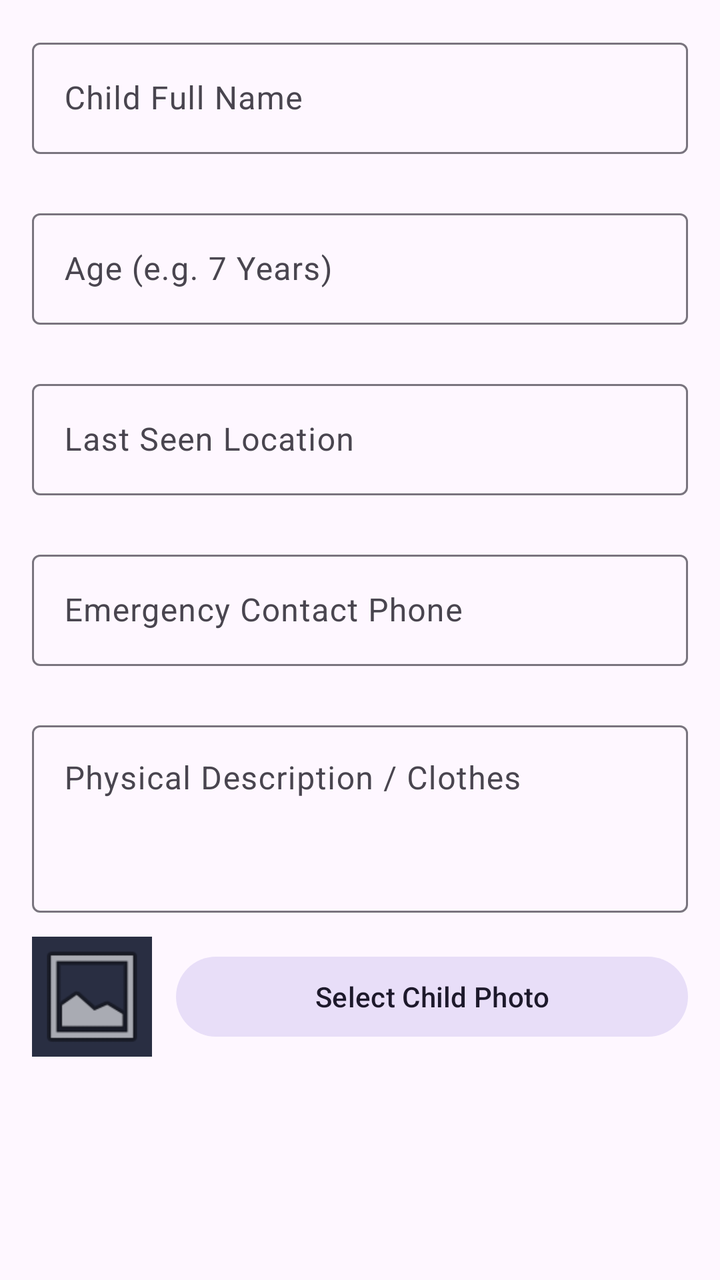
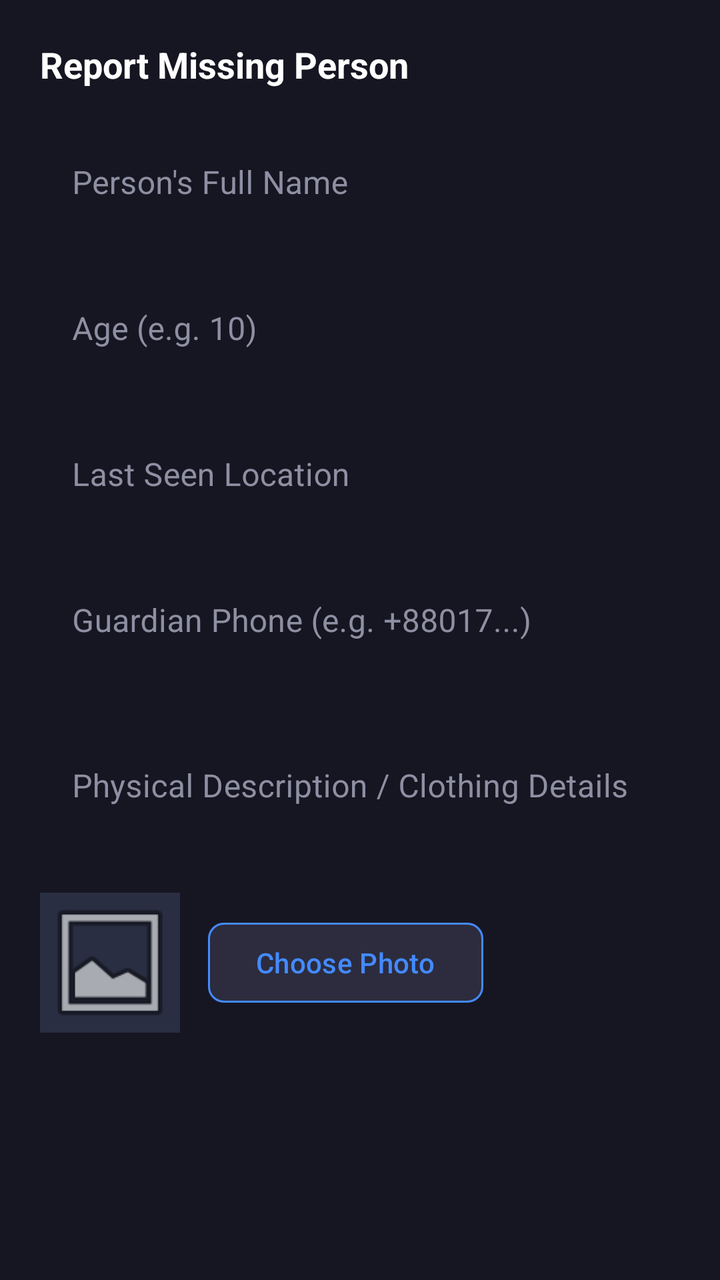

An Android layout rendered at two revisions. The XML below is the earlier revision; the diff shows what the commit changed to produce the second picture.
<!-- AndroidManifest.xml: application theme Theme.SafeGuardSOSFinal -->
<!-- res/layout/dialog_add_missing_child.xml -->
<?xml version="1.0" encoding="utf-8"?>
<ScrollView xmlns:android="http://schemas.android.com/apk/res/android"
    xmlns:app="http://schemas.android.com/apk/res-auto"
    xmlns:tools="http://schemas.android.com/tools"
    android:layout_width="match_parent"
    android:layout_height="wrap_content"
    android:importantForAutofill="noExcludeDescendants"
    android:padding="16dp"
    tools:targetApi="o">

    <LinearLayout
        android:layout_width="match_parent"
        android:layout_height="wrap_content"
        android:importantForAutofill="noExcludeDescendants"
        android:orientation="vertical"
        tools:targetApi="o">

        
        <com.google.android.material.textfield.TextInputLayout
            android:id="@+id/tilChildName"
            style="@style/Widget.Material3.TextInputLayout.OutlinedBox"
            android:layout_width="match_parent"
            android:layout_height="wrap_content"
            android:hint="Child Full Name"
            app:errorEnabled="true">

            <com.google.android.material.textfield.TextInputEditText
                android:id="@+id/etDialogChildName"
                android:layout_width="match_parent"
                android:layout_height="wrap_content"
                android:importantForAutofill="no"
                android:inputType="textPersonName|textCapWords"
                tools:targetApi="o" />
        </com.google.android.material.textfield.TextInputLayout>

        
        <com.google.android.material.textfield.TextInputLayout
            android:id="@+id/tilChildAge"
            style="@style/Widget.Material3.TextInputLayout.OutlinedBox"
            android:layout_width="match_parent"
            android:layout_height="wrap_content"
            android:layout_marginTop="4dp"
            android:hint="Age (e.g. 7 Years)"
            app:errorEnabled="true">

            <com.google.android.material.textfield.TextInputEditText
                android:id="@+id/etDialogChildAge"
                android:layout_width="match_parent"
                android:layout_height="wrap_content"
                android:importantForAutofill="no"
                android:inputType="text"
                tools:targetApi="o" />
        </com.google.android.material.textfield.TextInputLayout>

        
        <com.google.android.material.textfield.TextInputLayout
            android:id="@+id/tilChildLocation"
            style="@style/Widget.Material3.TextInputLayout.OutlinedBox"
            android:layout_width="match_parent"
            android:layout_height="wrap_content"
            android:layout_marginTop="4dp"
            android:hint="Last Seen Location"
            app:errorEnabled="true">

            <com.google.android.material.textfield.TextInputEditText
                android:id="@+id/etDialogChildLocation"
                android:layout_width="match_parent"
                android:layout_height="wrap_content"
                android:importantForAutofill="no"
                android:inputType="textPostalAddress|textCapSentences"
                tools:targetApi="o" />
        </com.google.android.material.textfield.TextInputLayout>

        
        <com.google.android.material.textfield.TextInputLayout
            android:id="@+id/tilChildPhone"
            style="@style/Widget.Material3.TextInputLayout.OutlinedBox"
            android:layout_width="match_parent"
            android:layout_height="wrap_content"
            android:layout_marginTop="4dp"
            android:hint="Emergency Contact Phone"
            app:errorEnabled="true">

            <com.google.android.material.textfield.TextInputEditText
                android:id="@+id/etDialogChildPhone"
                android:layout_width="match_parent"
                android:layout_height="wrap_content"
                android:importantForAutofill="no"
                android:inputType="phone"
                tools:targetApi="o" />
        </com.google.android.material.textfield.TextInputLayout>

        
        <com.google.android.material.textfield.TextInputLayout
            android:id="@+id/tilChildDesc"
            style="@style/Widget.Material3.TextInputLayout.OutlinedBox"
            android:layout_width="match_parent"
            android:layout_height="wrap_content"
            android:layout_marginTop="4dp"
            android:hint="Physical Description / Clothes">

            <com.google.android.material.textfield.TextInputEditText
                android:id="@+id/etDialogChildDesc"
                android:layout_width="match_parent"
                android:layout_height="wrap_content"
                android:gravity="top|start"
                android:importantForAutofill="no"
                android:inputType="textMultiLine|textCapSentences"
                android:lines="3"
                tools:targetApi="o" />
        </com.google.android.material.textfield.TextInputLayout>

        
        <LinearLayout
            android:layout_width="match_parent"
            android:layout_height="wrap_content"
            android:layout_marginTop="12dp"
            android:gravity="center_vertical"
            android:orientation="horizontal">

            <ImageView
                android:id="@+id/ivDialogChildPhoto"
                android:layout_width="60dp"
                android:layout_height="60dp"
                android:background="#292E42"
                android:scaleType="centerCrop"
                android:src="@android:drawable/ic_menu_gallery" />

            <com.google.android.material.button.MaterialButton
                android:id="@+id/btnDialogSelectPhoto"
                style="@style/Widget.Material3.Button.TonalButton"
                android:layout_width="0dp"
                android:layout_height="wrap_content"
                android:layout_marginStart="12dp"
                android:layout_weight="1"
                android:text="Select Child Photo" />
        </LinearLayout>

        <ProgressBar
            android:id="@+id/dialogProgressBar"
            android:layout_width="wrap_content"
            android:layout_height="wrap_content"
            android:layout_gravity="center_horizontal"
            android:layout_marginTop="12dp"
            android:visibility="gone" />

    </LinearLayout>
</ScrollView>
<!-- resources referenced by this layout -->
<resources>
  <style name="Theme.SafeGuardSOSFinal" parent="Base.Theme.SafeGuardSOSFinal" />
  <style name="Base.Theme.SafeGuardSOSFinal" parent="Theme.Material3.DayNight.NoActionBar">
          
          
      </style>
</resources>

<!-- the commit's change to res/layout/dialog_add_missing_child.xml (unified diff, before → after) -->
@@ -1,147 +1,202 @@
 <?xml version="1.0" encoding="utf-8"?>
 <ScrollView xmlns:android="http://schemas.android.com/apk/res/android"
     xmlns:app="http://schemas.android.com/apk/res-auto"
-    xmlns:tools="http://schemas.android.com/tools"
     android:layout_width="match_parent"
     android:layout_height="wrap_content"
-    android:importantForAutofill="noExcludeDescendants"
-    android:padding="16dp"
-    tools:targetApi="o">
+    android:background="#161622">
 
     <LinearLayout
         android:layout_width="match_parent"
         android:layout_height="wrap_content"
+        android:background="#161622"
         android:importantForAutofill="noExcludeDescendants"
         android:orientation="vertical"
-        tools:targetApi="o">
+        android:padding="20dp">
+
+        <TextView
+            android:layout_width="wrap_content"
+            android:layout_height="wrap_content"
+            android:text="Report Missing Person"
+            android:textColor="#FFFFFF"
+            android:textSize="18sp"
+            android:textStyle="bold" />
 
         
         <com.google.android.material.textfield.TextInputLayout
             android:id="@+id/tilChildName"
-            style="@style/Widget.Material3.TextInputLayout.OutlinedBox"
-            android:layout_width="match_parent"
-            android:layout_height="wrap_content"
-            android:hint="Child Full Name"
-            app:errorEnabled="true">
+            style="@style/Widget.MaterialComponents.TextInputLayout.OutlinedBox"
+            android:layout_width="match_parent"
+            android:layout_height="wrap_content"
+            android:layout_marginTop="14dp"
+            android:hint="Person's Full Name"
+            android:textColorHint="#8F8FA3"
+            app:boxBackgroundColor="#1E1E2D"
+            app:boxBackgroundMode="outline"
+            app:boxCornerRadiusBottomEnd="8dp"
+            app:boxCornerRadiusBottomStart="8dp"
+            app:boxCornerRadiusTopEnd="8dp"
+            app:boxCornerRadiusTopStart="8dp"
+            app:boxStrokeColor="#448AFF"
+            app:hintTextColor="#448AFF">
 
             <com.google.android.material.textfield.TextInputEditText
                 android:id="@+id/etDialogChildName"
                 android:layout_width="match_parent"
                 android:layout_height="wrap_content"
-                android:importantForAutofill="no"
-                android:inputType="textPersonName|textCapWords"
-                tools:targetApi="o" />
+                android:background="@android:color/transparent"
+                android:importantForAutofill="no"
+                android:inputType="textPersonName"
+                android:textColor="#FFFFFF" />
         </com.google.android.material.textfield.TextInputLayout>
 
         
         <com.google.android.material.textfield.TextInputLayout
             android:id="@+id/tilChildAge"
-            style="@style/Widget.Material3.TextInputLayout.OutlinedBox"
-            android:layout_width="match_parent"
-            android:layout_height="wrap_content"
-            android:layout_marginTop="4dp"
-            android:hint="Age (e.g. 7 Years)"
-            app:errorEnabled="true">
+            style="@style/Widget.MaterialComponents.TextInputLayout.OutlinedBox"
+            android:layout_width="match_parent"
+            android:layout_height="wrap_content"
+            android:layout_marginTop="12dp"
+            android:hint="Age (e.g. 10)"
+            android:textColorHint="#8F8FA3"
+            app:boxBackgroundColor="#1E1E2D"
+            app:boxBackgroundMode="outline"
+            app:boxCornerRadiusBottomEnd="8dp"
+            app:boxCornerRadiusBottomStart="8dp"
+            app:boxCornerRadiusTopEnd="8dp"
+            app:boxCornerRadiusTopStart="8dp"
+            app:boxStrokeColor="#448AFF"
+            app:hintTextColor="#448AFF">
 
             <com.google.android.material.textfield.TextInputEditText
                 android:id="@+id/etDialogChildAge"
                 android:layout_width="match_parent"
                 android:layout_height="wrap_content"
-                android:importantForAutofill="no"
-                android:inputType="text"
-                tools:targetApi="o" />
+                android:background="@android:color/transparent"
+                android:importantForAutofill="no"
+                android:inputType="number"
+                android:textColor="#FFFFFF" />
         </com.google.android.material.textfield.TextInputLayout>
 
         
         <com.google.android.material.textfield.TextInputLayout
             android:id="@+id/tilChildLocation"
-            style="@style/Widget.Material3.TextInputLayout.OutlinedBox"
-            android:layout_width="match_parent"
-            android:layout_height="wrap_content"
-            android:layout_marginTop="4dp"
+            style="@style/Widget.MaterialComponents.TextInputLayout.OutlinedBox"
+            android:layout_width="match_parent"
+            android:layout_height="wrap_content"
+            android:layout_marginTop="12dp"
             android:hint="Last Seen Location"
-            app:errorEnabled="true">
+            android:textColorHint="#8F8FA3"
+            app:boxBackgroundColor="#1E1E2D"
+            app:boxBackgroundMode="outline"
+            app:boxCornerRadiusBottomEnd="8dp"
+            app:boxCornerRadiusBottomStart="8dp"
+            app:boxCornerRadiusTopEnd="8dp"
+            app:boxCornerRadiusTopStart="8dp"
+            app:boxStrokeColor="#448AFF"
+            app:hintTextColor="#448AFF">
 
             <com.google.android.material.textfield.TextInputEditText
                 android:id="@+id/etDialogChildLocation"
                 android:layout_width="match_parent"
                 android:layout_height="wrap_content"
-                android:importantForAutofill="no"
-                android:inputType="textPostalAddress|textCapSentences"
-                tools:targetApi="o" />
+                android:background="@android:color/transparent"
+                android:importantForAutofill="no"
+                android:inputType="textPostalAddress"
+                android:textColor="#FFFFFF" />
         </com.google.android.material.textfield.TextInputLayout>
 
         
         <com.google.android.material.textfield.TextInputLayout
             android:id="@+id/tilChildPhone"
-            style="@style/Widget.Material3.TextInputLayout.OutlinedBox"
-            android:layout_width="match_parent"
-            android:layout_height="wrap_content"
-            android:layout_marginTop="4dp"
-            android:hint="Emergency Contact Phone"
-            app:errorEnabled="true">
+            style="@style/Widget.MaterialComponents.TextInputLayout.OutlinedBox"
+            android:layout_width="match_parent"
+            android:layout_height="wrap_content"
+            android:layout_marginTop="12dp"
+            android:hint="Guardian Phone (e.g. +88017...)"
+            android:textColorHint="#8F8FA3"
+            app:boxBackgroundColor="#1E1E2D"
+            app:boxBackgroundMode="outline"
+            app:boxCornerRadiusBottomEnd="8dp"
+            app:boxCornerRadiusBottomStart="8dp"
+            app:boxCornerRadiusTopEnd="8dp"
+            app:boxCornerRadiusTopStart="8dp"
+            app:boxStrokeColor="#448AFF"
+            app:hintTextColor="#448AFF">
 
             <com.google.android.material.textfield.TextInputEditText
                 android:id="@+id/etDialogChildPhone"
                 android:layout_width="match_parent"
                 android:layout_height="wrap_content"
+                android:background="@android:color/transparent"
                 android:importantForAutofill="no"
                 android:inputType="phone"
-                tools:targetApi="o" />
+                android:textColor="#FFFFFF" />
         </com.google.android.material.textfield.TextInputLayout>
 
         
         <com.google.android.material.textfield.TextInputLayout
             android:id="@+id/tilChildDesc"
-            style="@style/Widget.Material3.TextInputLayout.OutlinedBox"
-            android:layout_width="match_parent"
-            android:layout_height="wrap_content"
-            android:layout_marginTop="4dp"
-            android:hint="Physical Description / Clothes">
+            style="@style/Widget.MaterialComponents.TextInputLayout.OutlinedBox"
+            android:layout_width="match_parent"
+            android:layout_height="wrap_content"
+            android:layout_marginTop="12dp"
+            android:hint="Physical Description / Clothing Details"
+            android:textColorHint="#8F8FA3"
+            app:boxBackgroundColor="#1E1E2D"
+            app:boxBackgroundMode="outline"
+            app:boxCornerRadiusBottomEnd="8dp"
+            app:boxCornerRadiusBottomStart="8dp"
+            app:boxCornerRadiusTopEnd="8dp"
+            app:boxCornerRadiusTopStart="8dp"
+            app:boxStrokeColor="#448AFF"
+            app:hintTextColor="#448AFF">
 
             <com.google.android.material.textfield.TextInputEditText
                 android:id="@+id/etDialogChildDesc"
                 android:layout_width="match_parent"
                 android:layout_height="wrap_content"
-                android:gravity="top|start"
-                android:importantForAutofill="no"
-                android:inputType="textMultiLine|textCapSentences"
-                android:lines="3"
-                tools:targetApi="o" />
+                android:background="@android:color/transparent"
+                android:importantForAutofill="no"
+                android:inputType="textMultiLine"
+                android:minLines="2"
+                android:textColor="#FFFFFF" />
         </com.google.android.material.textfield.TextInputLayout>
 
         
         <LinearLayout
             android:layout_width="match_parent"
             android:layout_height="wrap_content"
-            android:layout_marginTop="12dp"
+            android:layout_marginTop="16dp"
             android:gravity="center_vertical"
             android:orientation="horizontal">
 
             <ImageView
                 android:id="@+id/ivDialogChildPhoto"
-                android:layout_width="60dp"
-                android:layout_height="60dp"
+                android:layout_width="70dp"
+                android:layout_height="70dp"
                 android:background="#292E42"
                 android:scaleType="centerCrop"
                 android:src="@android:drawable/ic_menu_gallery" />
 
             <com.google.android.material.button.MaterialButton
                 android:id="@+id/btnDialogSelectPhoto"
-                style="@style/Widget.Material3.Button.TonalButton"
-                android:layout_width="0dp"
-                android:layout_height="wrap_content"
-                android:layout_marginStart="12dp"
-                android:layout_weight="1"
-                android:text="Select Child Photo" />
+                android:layout_width="wrap_content"
+                android:layout_height="wrap_content"
+                android:layout_marginStart="14dp"
+                android:backgroundTint="#2C2C3E"
+                android:text="Choose Photo"
+                android:textColor="#448AFF"
+                app:cornerRadius="8dp"
+                app:strokeColor="#448AFF"
+                app:strokeWidth="1dp" />
         </LinearLayout>
 
         <ProgressBar
             android:id="@+id/dialogProgressBar"
             android:layout_width="wrap_content"
             android:layout_height="wrap_content"
-            android:layout_gravity="center_horizontal"
-            android:layout_marginTop="12dp"
+            android:layout_gravity="center"
+            android:layout_marginTop="14dp"
             android:visibility="gone" />
 
     </LinearLayout>
